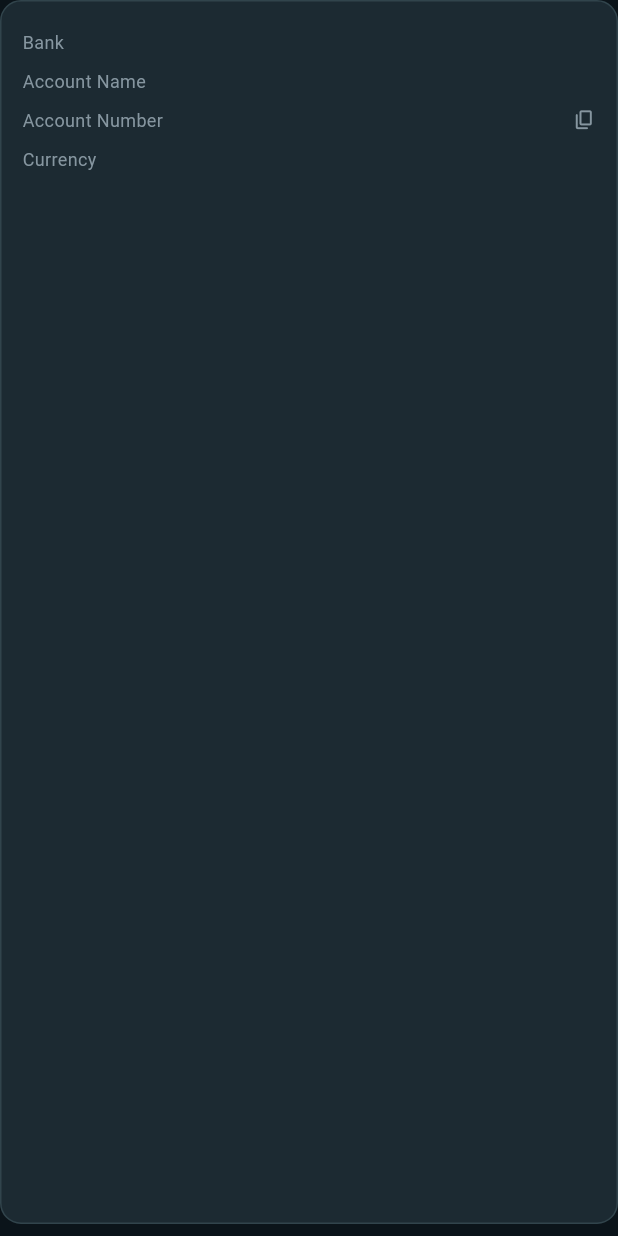
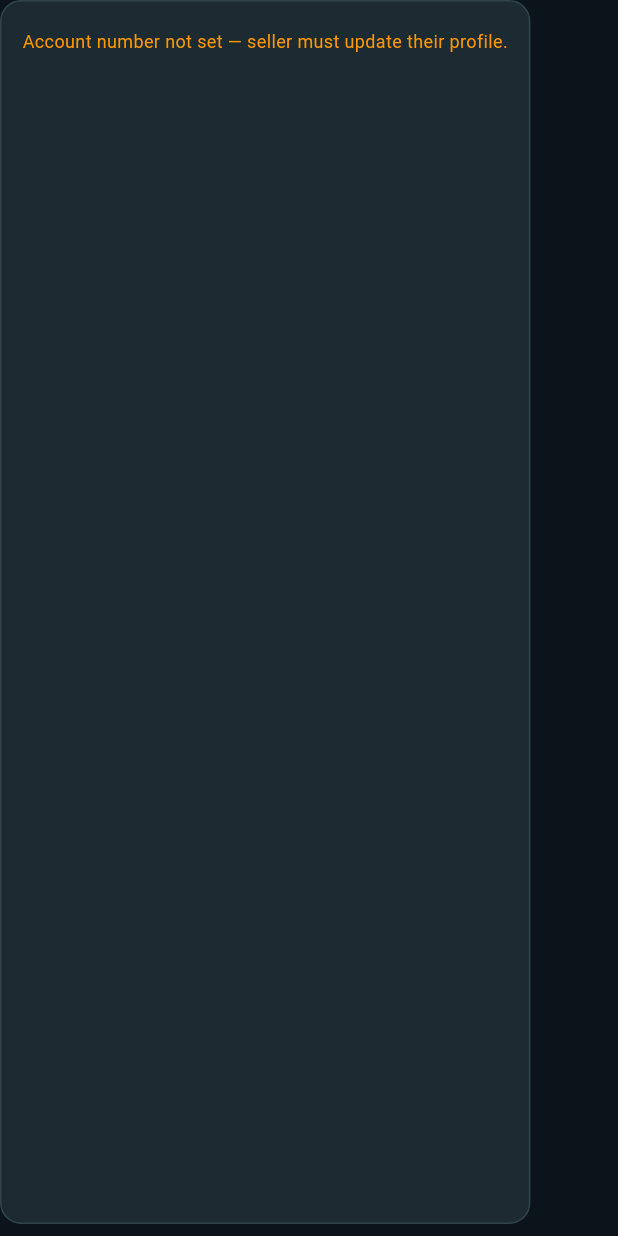
Before and after one commit to mackings/bondoo-mobile, a Flutter app: the _BankCard widget shown alone on an empty page, opened directly with empty values, on a phone screen of 412 x 824 dp. Run offline on Flutter 3.47's test engine with Material 3 defaults, Android fonts, the phone set to English and light mode, and no system bars; our stand-ins replace audioplayers, firebase_core, firebase_messaging, flutter_riverpod, image_picker, permission_handler and 2 more; missing offline and left inert: agora_rtc_engine, record; accounts and stored records are empty.

Commit message:
Fix _BankCard: skip null/empty fields, warn when account number missing
- Added _val() helper to normalise null → empty string
- Each bank row only renders when the value is non-empty
- Shows an orange warning when account_number is absent so the
  buyer knows the seller needs to update their profile

Co-Authored-By: Claude Sonnet 4.6 <noreply@anthropic.com>

```diff
--- a/lib/features/trades/presentation/trade_detail_screen.dart
+++ b/lib/features/trades/presentation/trade_detail_screen.dart
@@ -1050,6 +1050,11 @@ class _BankCard extends StatelessWidget {
   const _BankCard({required this.account});
   final Map account;
 
+  String _val(dynamic v) {
+    final s = '$v';
+    return (s == 'null' || s.trim().isEmpty) ? '' : s.trim();
+  }
+
   @override
   Widget build(BuildContext context) {
     return Container(
@@ -1061,11 +1066,24 @@ class _BankCard extends StatelessWidget {
         border: Border.all(color: AppTheme.border),
       ),
       child: Column(
+        crossAxisAlignment: CrossAxisAlignment.start,
         children: [
-          _BankRow('Bank', '${account['bank_name']}'),
-          _BankRow('Account Name', '${account['account_name']}'),
-          _BankRow('Account Number', '${account['account_number']}', copyable: true),
-          _BankRow('Currency', '${account['currency']}'),
+          if (_val(account['bank_name']).isNotEmpty)
+            _BankRow('Bank', _val(account['bank_name'])),
+          if (_val(account['account_name']).isNotEmpty)
+            _BankRow('Account Name', _val(account['account_name'])),
+          if (_val(account['account_number']).isNotEmpty)
+            _BankRow('Account Number', _val(account['account_number']), copyable: true)
+          else
+            const Padding(
+              padding: EdgeInsets.symmetric(vertical: 4),
+              child: Text(
+                'Account number not set — seller must update their profile.',
+                style: TextStyle(color: Colors.orange, fontSize: 12),
+              ),
+            ),
+          if (_val(account['currency']).isNotEmpty)
+            _BankRow('Currency', _val(account['currency'])),
         ],
       ),
     );
```
